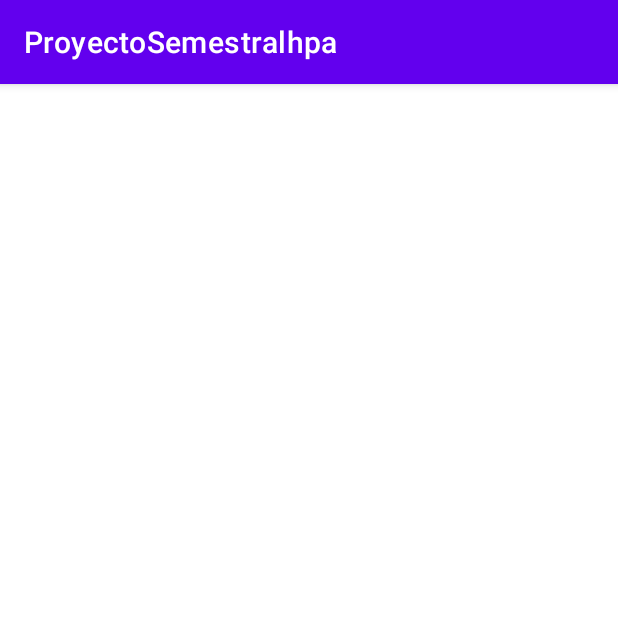
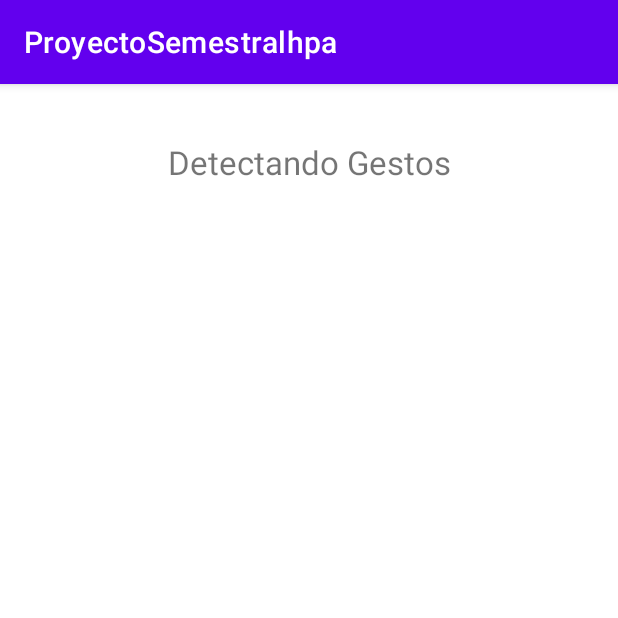
Before and after one commit to Thoma15/HPA4ProyectoSemestral, an Android app: the Sensor2 screen opened directly, with no data from a screen before it, on a phone screen of 412 x 824 dp, the top half of it. Run offline under Robolectric (Android 15) with nearby library versions, the phone set to English and light mode, and no system bars.

Commit message:
Update activity_sensor2.xml
Sensor 2 layout

```diff
--- a/app/src/main/res/layout/activity_sensor2.xml
+++ b/app/src/main/res/layout/activity_sensor2.xml
@@ -6,4 +6,70 @@
     android:layout_height="match_parent"
     tools:context=".Sensor2">
 
+    <ImageView
+        android:id="@+id/image2"
+        android:layout_width="0dp"
+        android:layout_height="0dp"
+        android:layout_marginStart="32dp"
+        android:layout_marginEnd="32dp"
+        android:layout_marginBottom="33dp"
+        android:contentDescription="Beach"
+        android:visibility="invisible"
+        app:layout_constraintBottom_toTopOf="@+id/buttonreturn"
+        app:layout_constraintEnd_toEndOf="parent"
+        app:layout_constraintStart_toStartOf="parent"
+        app:layout_constraintTop_toBottomOf="@+id/image1"
+        app:srcCompat="@drawable/beach" />
+
+    <ImageView
+        android:id="@+id/image1"
+        android:layout_width="0dp"
+        android:layout_height="0dp"
+        android:layout_marginStart="32dp"
+        android:layout_marginEnd="32dp"
+        android:layout_marginBottom="28dp"
+        android:contentDescription="Mountain"
+        android:visibility="invisible"
+        app:layout_constraintBottom_toTopOf="@+id/image2"
+        app:layout_constraintEnd_toEndOf="parent"
+        app:layout_constraintStart_toStartOf="parent"
+        app:layout_constraintTop_toBottomOf="@+id/textView"
+        app:srcCompat="@drawable/mountains" />
+
+    <TextView
+        android:id="@+id/textView"
+        android:layout_width="wrap_content"
+        android:layout_height="wrap_content"
+        android:layout_marginTop="37dp"
+        android:layout_marginBottom="29dp"
+        android:text="Detectando Gestos"
+        android:textSize="22sp"
+        app:layout_constraintBottom_toTopOf="@+id/image1"
+        app:layout_constraintEnd_toEndOf="parent"
+        app:layout_constraintStart_toStartOf="parent"
+        app:layout_constraintTop_toTopOf="parent" />
+
+    <Button
+        android:id="@+id/buttonreturn"
+        android:layout_width="wrap_content"
+        android:layout_height="wrap_content"
+        android:layout_marginBottom="68dp"
+        android:text="VOLVER"
+        android:visibility="invisible"
+        app:layout_constraintBottom_toBottomOf="parent"
+        app:layout_constraintEnd_toEndOf="parent"
+        app:layout_constraintStart_toStartOf="parent"
+        app:layout_constraintTop_toBottomOf="@+id/image2" />
+
+    <TextView
+        android:id="@+id/textpress"
+        android:layout_width="wrap_content"
+        android:layout_height="wrap_content"
+        android:text="PRESIONE"
+        android:textSize="22sp"
+        android:visibility="invisible"
+        app:layout_constraintEnd_toEndOf="parent"
+        app:layout_constraintStart_toStartOf="parent"
+        app:layout_constraintTop_toBottomOf="@+id/image1" />
+
 </androidx.constraintlayout.widget.ConstraintLayout>
```
